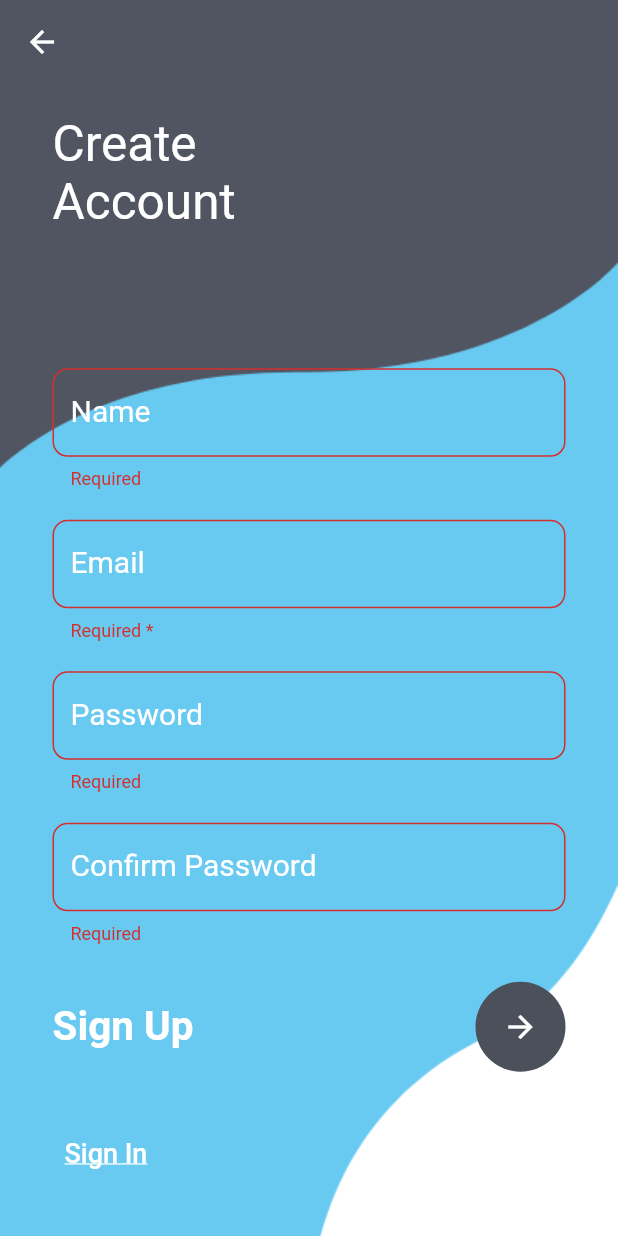
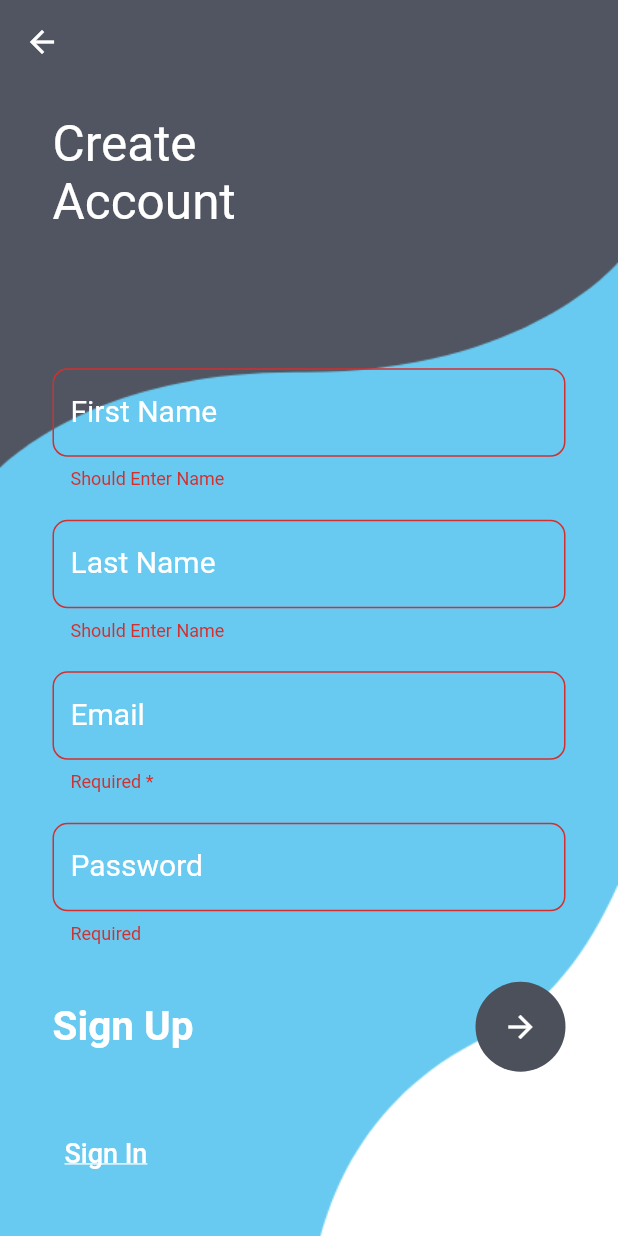
Before and after one commit to raj-610/hotelmanagement, a Flutter app: the screen it shows after launch, after a tap on "Sign In", on a phone screen of 412 x 824 dp. Run offline on Flutter 3.47's test engine with Material 2 defaults, Android fonts, the phone set to English and light mode, and no system bars; our stand-ins replace firebase_auth, firebase_core, form_field_validator; accounts and stored records are empty.

```diff
--- a/Project/Hotelmanagement/lib/main.dart
+++ b/Project/Hotelmanagement/lib/main.dart
@@ -1,11 +1,15 @@
 // ignore_for_file: unused_import, prefer_const_constructors
 
+import 'package:firebase_core/firebase_core.dart';
 import 'package:flutter/material.dart';
 import 'package:hotelmanagement/pages/Login_page.dart';
 import 'package:hotelmanagement/pages/SignUp_Page.dart';
+import 'package:hotelmanagement/pages/Welcome_page.dart';
 // import './pages/Login_page.dart';
 
-void main() {
+void main() async{
+  WidgetsFlutterBinding.ensureInitialized();
+  await Firebase.initializeApp();
   runApp(MyApp());
 }
 
--- a/Project/Hotelmanagement/lib/pages/SignUp_Page.dart
+++ b/Project/Hotelmanagement/lib/pages/SignUp_Page.dart
@@ -1,6 +1,8 @@
-// ignore_for_file: unnecessary_import, file_names, avoid_print, prefer_final_fields, prefer_const_constructors
+// ignore_for_file: unnecessary_import, file_names, avoid_print, prefer_final_fields, prefer_const_constructors, non_constant_identifier_names
 
+import 'package:firebase_auth/firebase_auth.dart';
 import 'package:flutter/material.dart';
+
 import 'package:form_field_validator/form_field_validator.dart';
 
 class SignUp extends StatefulWidget {
@@ -11,7 +13,7 @@ class SignUp extends StatefulWidget {
 }
 
 class _SignUpState extends State<SignUp> {
-  GlobalKey<FormState> formKey = GlobalKey<FormState>();
+
 
   void validate() {
     if (formKey.currentState!.validate) {
@@ -33,6 +35,7 @@ class _SignUpState extends State<SignUp> {
     }
   }
 
+
   String? validatename(value) {
     if (value!.isEmpty) {
       return "Should Enter Name";
@@ -41,10 +44,41 @@ class _SignUpState extends State<SignUp> {
     }
   }
 
-  TextEditingController _name = TextEditingController();
+  UserCredential? userCredential;
+  TextEditingController _fname = TextEditingController();
   TextEditingController _email = TextEditingController();
+  TextEditingController _lname = TextEditingController();
   TextEditingController _pass = TextEditingController();
-  TextEditingController _cpass = TextEditingController();
+  GlobalKey<FormState> formKey = GlobalKey<FormState>();
+
+
+  Future sendData() async {
+
+    try {
+   userCredential = await FirebaseAuth.instance.createUserWithEmailAndPassword(
+    email: _email.text,
+    password: _pass.text
+  );
+
+
+  var FirebaseFirestore;
+  await FirebaseFirestore.instance.collection('userData').doc(userCredential!.user!.uid).set({
+    'firstName':_fname,
+    'lastName':_lname,
+    'email':_email,
+    'userid':userCredential!.user!.uid,
+    'password':_pass
+  });
+} on FirebaseAuthException catch (e) {
+  if (e.code == 'weak-password') {
+    print('The password provided is too weak.');
+  } else if (e.code == 'email-already-in-use') {
+    print('The account already exists for that email.');
+  }
+} catch (e) {
+  print(e);
+}
+  }
 
   @override
   Widget build(BuildContext context) {
@@ -86,7 +120,7 @@ class _SignUpState extends State<SignUp> {
                             child: Column(
                               children: <Widget>[
                                 TextFormField(
-                                  controller: _name,
+                                  controller: _fname,
                                   decoration: InputDecoration(
                                       border: OutlineInputBorder(
                                         borderRadius:
@@ -95,10 +129,24 @@ class _SignUpState extends State<SignUp> {
                                           color: Colors.white,
                                         ),
                                       ),
-                                      labelText: "Name",
+                                      labelText: "First Name",
                                       labelStyle: TextStyle(
                                           color: Colors.white, fontSize: 20)),
-                                  validator: validatepass,
+                                  validator: validatename,
+                                ),
+                                SizedBox(
+                                  height: 20,
+                                ),
+                                TextFormField(
+                                  controller: _lname,
+                                  decoration: InputDecoration(
+                                      border: OutlineInputBorder(
+                                          borderRadius:
+                                              BorderRadius.circular(10.0)),
+                                      labelText: "Last Name",
+                                      labelStyle: TextStyle(
+                                          color: Colors.white, fontSize: 20)),
+                                  validator: validatename
                                 ),
                                 SizedBox(
                                   height: 20,
@@ -129,20 +177,6 @@ class _SignUpState extends State<SignUp> {
                                           borderRadius:
                                               BorderRadius.circular(10.0)),
                                       labelText: "Password",
-                                      labelStyle: TextStyle(
-                                          color: Colors.white, fontSize: 20)),
-                                  validator: validatepass,
-                                ),
-                                SizedBox(
-                                  height: 20,
-                                ),
-                                TextFormField(
-                                  controller: _cpass,
-                                  decoration: InputDecoration(
-                                      border: OutlineInputBorder(
-                                          borderRadius:
-                                              BorderRadius.circular(10.0)),
-                                      labelText: "Confirm Password",
                                       labelStyle: TextStyle(
                                           color: Colors.white, fontSize: 20)),
                                   validator: validatepass,
--- a/Project/Hotelmanagement/pubspec.yaml
+++ b/Project/Hotelmanagement/pubspec.yaml
@@ -34,6 +34,10 @@ dependencies:
   # The following adds the Cupertino Icons font to your application.
   # Use with the CupertinoIcons class for iOS style icons.
   cupertino_icons: ^1.0.2
+  cloud_firestore_web: ^2.8.5
+  firebase_auth: any
+  firebase_storage: ^10.3.6
+  firebase_core: any
 
 dev_dependencies:
   flutter_test:
```
Also changed, not shown: Project/Hotelmanagement/pubspec.lock, 3 other files.
